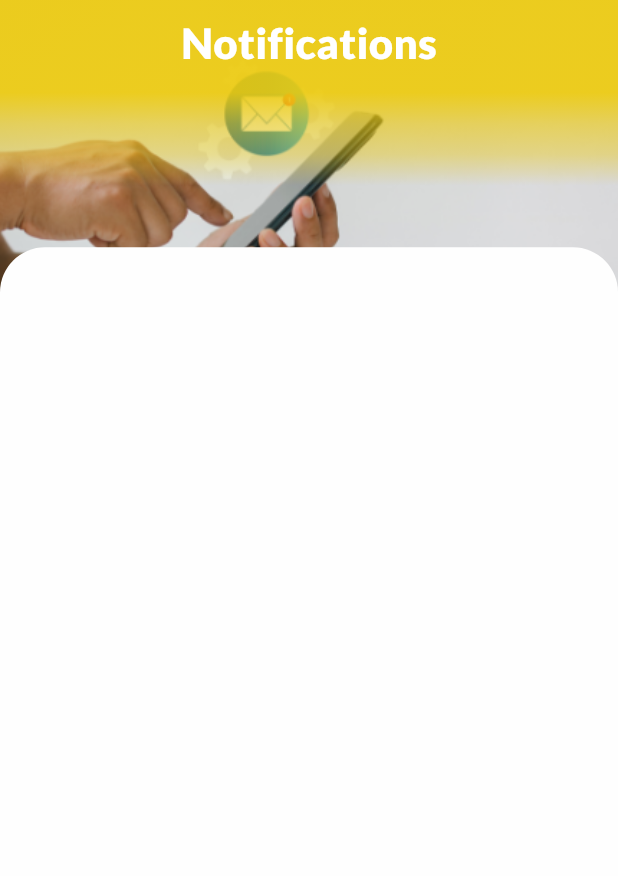
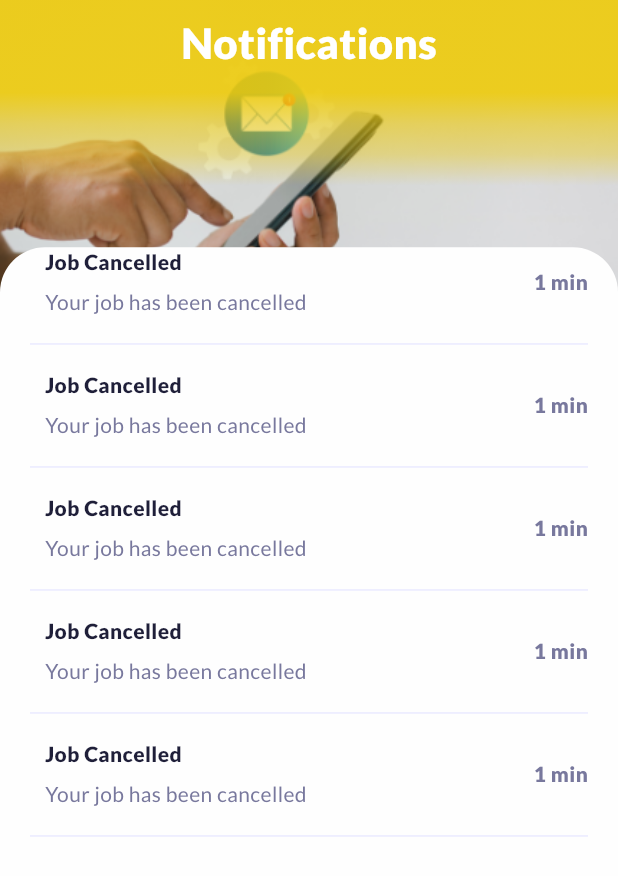
Before and after one commit to in2uitions/ding-done, a Flutter app: the InboxPage screen opened directly, on a phone screen of 412 x 824 dp. Shown: the top 876 px of the screen. Run offline on Flutter 3.47's test engine with Material 3 defaults, Android fonts, the phone set to English and light mode, and no system bars; our stand-ins replace audioplayers, carousel_slider, date_picker_timeline, file_picker, flutter_dotenv, flutter_image_compress and 17 more; missing offline and left inert: flutter_pdfview, flutter_stripe, location_picker_flutter_map, map_location_picker, ml_card_scanner, onboarding and 1 more; accounts and stored records are empty; network calls fail; project files that could hold a hidden picture were left out.

Commit message:
ui fixes

```diff
--- a/lib/view/inbox_page/inbox_page.dart
+++ b/lib/view/inbox_page/inbox_page.dart
@@ -1,7 +1,7 @@
 import 'package:dingdone/res/app_context_extension.dart';
 import 'package:dingdone/res/fonts/styles_manager.dart';
+import 'package:dingdone/view/widgets/inbox_page/notification_widget.dart';
 import 'package:flutter/material.dart';
-import 'package:flutter_svg/flutter_svg.dart';
 import 'package:flutter_translate/flutter_translate.dart';
 
 class InboxPage extends StatefulWidget {
@@ -135,10 +135,17 @@ class _InboxPageState extends State<InboxPage> {
                 ),
                 child: ListView.builder(
                   controller: scrollController,
-                  itemCount: 1,
+                  itemCount: 5,
                   itemBuilder: (BuildContext context, int index) {
                     return Column(
-                      children: [],
+                      children: [
+                        NotificationWidget(
+                          title: 'Job Cancelled',
+                          message: 'Your job has been cancelled',
+                          time: '1 min',
+                          onTap: () {},
+                        ),
+                      ],
                     );
                   },
                 ),
--- a/lib/view/widgets/home_page/categories.dart
+++ b/lib/view/widgets/home_page/categories.dart
@@ -29,12 +29,10 @@ class _CategoriesWidgetState extends State<CategoriesWidget> {
     super.initState();
     getLanguage();
     // Provider.of<CategoriesViewModel>(context, listen: false).sortCategories(widget.servicesViewModel.searchBody["search_services"]);
-
   }
 
   getLanguage() async {
     lang = await AppPreferences().get(key: dblang, isModel: false);
-
   }
 
   @override
@@ -48,7 +46,9 @@ class _CategoriesWidgetState extends State<CategoriesWidget> {
             Align(
               alignment: Alignment.centerLeft,
               child: Padding(
-                padding: EdgeInsets.only(left:context.appValues.appPadding.p20,top: context.appValues.appPadding.p10),
+                padding: EdgeInsets.only(
+                    left: context.appValues.appPadding.p20,
+                    top: context.appValues.appPadding.p10),
                 child: InkWell(
                   child: SvgPicture.asset('assets/img/back.svg'),
                   onTap: () {
@@ -60,30 +60,32 @@ class _CategoriesWidgetState extends State<CategoriesWidget> {
             SizedBox(
               width: context.appValues.appSizePercent.w100,
               height: context.appValues.appSizePercent.h70,
-              child:  GridView.builder(
+              child: GridView.builder(
                 gridDelegate: SliverGridDelegateWithFixedCrossAxisCount(
                   crossAxisCount: 3, // Number of items in each row
                   crossAxisSpacing: 4, // Spacing between items horizontally
                   mainAxisSpacing: 4, // Spacing between items vertically
                   childAspectRatio: 1, // Aspect ratio of each grid item
                 ),
-                padding:   EdgeInsets.fromLTRB(
+                padding: EdgeInsets.fromLTRB(
                   context.appValues.appPadding.p10,
                   context.appValues.appPadding.p10,
                   context.appValues.appPadding.p0,
                   context.appValues.appPadding.p10,
                 ),
-                physics: NeverScrollableScrollPhysics(), // Disable grid view scrolling
+                physics:
+                    NeverScrollableScrollPhysics(), // Disable grid view scrolling
                 shrinkWrap: true, // Wrap content inside the Column
                 itemCount: categoriesViewModel.categoriesList.length,
                 itemBuilder: (BuildContext context, int index) {
-                  return
-                  Padding(
+                  return Padding(
                     padding: EdgeInsets.only(
-                        left: context.appValues.appPadding.p5,right:context.appValues.appPadding.p5 ),
+                        left: context.appValues.appPadding.p5,
+                        right: context.appValues.appPadding.p5),
                     child: buildServiceWidget(
                         categoriesViewModel.categoriesList[index],
-                        categoriesViewModel,index),
+                        categoriesViewModel,
+                        index),
                   );
                 },
               ),
@@ -97,9 +99,9 @@ class _CategoriesWidgetState extends State<CategoriesWidget> {
   }
 
   Widget buildServiceWidget(
-      dynamic service, CategoriesViewModel categoriesViewModel,var index) {
-    if(lang==null){
-      lang="en-US";
+      dynamic service, CategoriesViewModel categoriesViewModel, var index) {
+    if (lang == null) {
+      lang = "en-US";
     }
     Map<String, dynamic>? services;
     Map<String, dynamic>? parentServices;
@@ -112,8 +114,8 @@ class _CategoriesWidgetState extends State<CategoriesWidget> {
       }
       // }
     }
-    for (Map<String, dynamic> translationParent
-        in service["class"]["translations"]) {
+    for (Map<String, dynamic> translationParent in service["class"]
+        ["translations"]) {
       if (translationParent["languages_code"] == lang) {
         parentServices = translationParent;
         break; // Break the loop once the translation is found
@@ -128,9 +130,7 @@ class _CategoriesWidgetState extends State<CategoriesWidget> {
                     .toString()
                     .toLowerCase() ==
                 parentServices?["title"].toString().toLowerCase()
-
-        ?
-    Padding(
+        ? Padding(
             padding: EdgeInsets.only(
               top: context.appValues.appPadding.p10,
               bottom: context.appValues.appPadding.p10,
@@ -142,16 +142,21 @@ class _CategoriesWidgetState extends State<CategoriesWidget> {
                 decoration: BoxDecoration(
                   boxShadow: [
                     BoxShadow(
-                color: widget.servicesViewModel.searchBody["search_services"]
+                      color: widget.servicesViewModel
+                                      .searchBody["search_services"]
                                       .toString()
                                       .toLowerCase() ==
                                   services?["title"].toString().toLowerCase() ||
-                        widget.servicesViewModel.searchBody["search_services"]
+                              widget.servicesViewModel
+                                      .searchBody["search_services"]
                                       .toString()
                                       .toLowerCase() ==
-                            parentServices?["title"].toString().toLowerCase()
+                                  parentServices?["title"]
+                                      .toString()
+                                      .toLowerCase()
                           ? const Color(0xffF2CA74).withOpacity(0.5)
-                    : widget.servicesViewModel.searchBody["search_services"] ==
+                          : widget.servicesViewModel
+                                          .searchBody["search_services"] ==
                                       '' ||
                                   widget.servicesViewModel
                                           .searchBody["search_services"] ==
@@ -173,7 +178,8 @@ class _CategoriesWidgetState extends State<CategoriesWidget> {
                                   .toLowerCase() ==
                               parentServices?["title"].toString().toLowerCase()
                       ? const Color(0xffF3D347)
-                : widget.servicesViewModel.searchBody["search_services"] ==
+                      : widget.servicesViewModel
+                                      .searchBody["search_services"] ==
                                   '' ||
                               widget.servicesViewModel
                                       .searchBody["search_services"] ==
@@ -198,27 +204,40 @@ class _CategoriesWidgetState extends State<CategoriesWidget> {
                                             topRight: Radius.circular(150),
                                             bottomRight: Radius.circular(20),
                                           ),
-                              child: SvgPicture.network('${context.resources.image.networkImagePath2}/${service["image"]}',
+                                          child: SvgPicture.network(
+                                            '${context.resources.image.networkImagePath2}/${service["image"]}',
                                             colorFilter: ColorFilter.mode(
-                                  widget.servicesViewModel.searchBody["search_services"]
+                                              widget
+                                                              .servicesViewModel
+                                                              .searchBody[
+                                                                  "search_services"]
                                                               .toString()
                                                               .toLowerCase() ==
                                                           services?["title"]
                                                               .toString()
                                                               .toLowerCase() ||
-                                      widget.servicesViewModel.searchBody["search_services"]
+                                                      widget
+                                                              .servicesViewModel
+                                                              .searchBody[
+                                                                  "search_services"]
                                                               .toString()
                                                               .toLowerCase() ==
-                                          parentServices?["title"]
+                                                          parentServices?[
+                                                                  "title"]
                                                               .toString()
                                                               .toLowerCase()
                                                   ? const Color(0xffDDB504)
-                                      : widget.servicesViewModel.searchBody["search_services"] ==
+                                                  : widget.servicesViewModel
+                                                                      .searchBody[
+                                                                  "search_services"] ==
                                                               '' ||
-                                      widget.servicesViewModel.searchBody["search_services"] ==
+                                                          widget.servicesViewModel
+                                                                      .searchBody[
+                                                                  "search_services"] ==
                                                               null
                                                       ? const Color(0xffDDB504)
-                                      : Color.fromARGB(255, 124, 124, 124),
+                                                      : Color.fromARGB(
+                                                          255, 124, 124, 124),
                                               BlendMode.srcIn,
                                             ),
                                             width: 111.36,
@@ -231,10 +250,14 @@ class _CategoriesWidgetState extends State<CategoriesWidget> {
                                             bottomRight: Radius.circular(20),
                                           ),
                                           child: Container(
-                                width: context.appValues.appSizePercent.w20,
-                                height: context.appValues.appSizePercent.h5,
+                                            width: context
+                                                .appValues.appSizePercent.w20,
+                                            height: context
+                                                .appValues.appSizePercent.h5,
                                             decoration: BoxDecoration(
-                                  borderRadius: const BorderRadius.all(Radius.circular(20)),
+                                              borderRadius:
+                                                  const BorderRadius.all(
+                                                      Radius.circular(20)),
                                               image: DecorationImage(
                                                 image: NetworkImage(
                                                   service.image != null
@@ -250,6 +273,30 @@ class _CategoriesWidgetState extends State<CategoriesWidget> {
                               ],
                             ),
                           ),
+                          // Positioned(
+                          //   bottom: 0,
+                          //   child: Padding(
+                          //     padding: EdgeInsets.only(
+                          //       left: context.appValues.appPadding.p20,
+                          //       bottom: context.appValues.appPadding.p20,
+                          //     ),
+                          //     child: Column(
+                          //       crossAxisAlignment: CrossAxisAlignment.center,
+                          //       children: [
+                          //         Text(
+                          //           services?["title"] ?? '',
+                          //           textAlign: TextAlign.center,
+                          //           maxLines: 2,
+                          //           overflow: TextOverflow.ellipsis,
+                          //           style: getPrimaryBoldStyle(
+                          //             fontSize: 16,
+                          //             color: context.resources.color.colorWhite,
+                          //           ),
+                          //         ),
+                          //       ],
+                          //     ),
+                          //   ),
+                          // ),
                           Positioned(
                             bottom: 0,
                             child: Padding(
@@ -258,37 +305,13 @@ class _CategoriesWidgetState extends State<CategoriesWidget> {
                                 bottom: context.appValues.appPadding.p20,
                               ),
                               child: Column(
-                          crossAxisAlignment: CrossAxisAlignment.center,
-                          children: [
-                            Text(
-                              services?["title"] ?? '',
-                              textAlign: TextAlign.center,
-                              maxLines: 2,
-                              overflow: TextOverflow.ellipsis,
-                              style: getPrimaryBoldStyle(
-                                fontSize: 16,
-                                color: context.resources.color.colorWhite,
-                              ),
-                            ),
-                          ],
-                        ),
-                      ),
-                    ),
-
-                    Positioned(
-                      bottom: 0,
-                      child: Padding(
-                        padding: EdgeInsets.only(
-                          left: context.appValues.appPadding.p20,
-                          bottom: context.appValues.appPadding.p20,
-                        ),
-                        child: Column(
-                          crossAxisAlignment: CrossAxisAlignment.center,
+                                crossAxisAlignment: CrossAxisAlignment.start,
                                 children: [
                                   Padding(
                                     padding: const EdgeInsets.only(bottom: 20),
                                     child: service["image"] != null
-                                  ? SvgPicture.network('${context.resources.image.networkImagePath2}/${service["image"]}',
+                                        ? SvgPicture.network(
+                                            '${context.resources.image.networkImagePath2}/${service["image"]}',
                                             colorFilter: const ColorFilter.mode(
                                               Colors.white,
                                               BlendMode.srcIn,
@@ -297,8 +320,10 @@ class _CategoriesWidgetState extends State<CategoriesWidget> {
                                             height: 40,
                                           )
                                         : Container(
-                                width: context.appValues.appSizePercent.w20,
-                                height: context.appValues.appSizePercent.h5,
+                                            width: context
+                                                .appValues.appSizePercent.w20,
+                                            height: context
+                                                .appValues.appSizePercent.h5,
                                             decoration: BoxDecoration(
                                               image: DecorationImage(
                                                 image: NetworkImage(
@@ -315,39 +340,45 @@ class _CategoriesWidgetState extends State<CategoriesWidget> {
                                             ),
                                           ),
                                   ),
-                            Text(
+                                  SizedBox(
+                                    width: context.appValues.appSizePercent.w23,
+                                    child: Text(
                                       services?["title"] ?? '',
-                              textAlign: TextAlign.center,
+                                      textAlign: TextAlign.start,
                                       maxLines: 2,
                                       overflow: TextOverflow.ellipsis,
                                       style: getPrimaryBoldStyle(
                                         fontSize: 16,
-                                color: context.resources.color.colorWhite,
+                                        color:
+                                            context.resources.color.colorWhite,
+                                      ),
                                     ),
                                   ),
                                 ],
                               ),
                             ),
                           ),
-
                         ],
                       ),
               ),
               onTap: () {
-          widget.servicesViewModel
-              .filterData(index: 'search_services', value: services?["title"]);
+                widget.servicesViewModel.filterData(
+                    index: 'search_services', value: services?["title"]);
                 widget.servicesViewModel
                     .setParentCategory('${parentServices?["title"]}');
                 debugPrint('search filter ${services?["title"]}');
                 Navigator.of(context).push(_createRoute(
-            CategoriesScreen(categoriesViewModel: categoriesViewModel,initialTabIndex: index,serviceViewModel: widget.servicesViewModel,),
+                  CategoriesScreen(
+                    categoriesViewModel: categoriesViewModel,
+                    initialTabIndex: index,
+                    serviceViewModel: widget.servicesViewModel,
+                  ),
                 ));
                 categoriesViewModel.sortCategories(services?["title"]);
               },
-
             ),
-    ) :
-    Container();
+          )
+        : Container();
   }
 }
 
--- /dev/null
+++ b/lib/view/widgets/inbox_page/notification_widget.dart
@@ -0,0 +1,137 @@
+import 'package:dingdone/res/app_context_extension.dart';
+import 'package:dingdone/res/fonts/styles_manager.dart';
+import 'package:flutter/material.dart';
+import 'package:gap/gap.dart';
+
+class NotificationWidget extends StatelessWidget {
+  NotificationWidget({
+    super.key,
+    required this.title,
+    required this.message,
+    required this.time,
+    required this.onTap,
+  });
+
+  String title, message, time;
+  dynamic onTap;
+
+  @override
+  Widget build(BuildContext context) {
+    return Padding(
+      padding: EdgeInsets.symmetric(
+        horizontal: context.appValues.appPadding.p20,
+      ),
+      child: Column(
+        children: [
+          InkWell(
+            onTap: onTap,
+            child: Row(
+              mainAxisAlignment: MainAxisAlignment.spaceBetween,
+              children: [
+                Row(
+                  children: [
+                    // Stack(
+                    //   children: [
+                    //     Container(
+                    //       width: 76,
+                    //       height: 76,
+                    //       decoration: const BoxDecoration(
+                    //         borderRadius: BorderRadius.only(
+                    //           bottomLeft:
+                    //               Radius.circular(50),
+                    //           bottomRight:
+                    //               Radius.circular(50),
+                    //           topRight: Radius.circular(50),
+                    //         ),
+                    //         image: DecorationImage(
+                    //             image: NetworkImage(
+                    //               'https://t3.ftcdn.net/jpg/06/07/84/82/240_F_607848231_w5iFN4tMmtI2woJjMh7Q8mGvgARnzHgQ.jpg',
+                    //             ),
+                    //             fit: BoxFit.cover),
+                    //       ),
+                    //     ),
+                    //     Positioned(
+                    //       top: 7,
+                    //       left: 7,
+                    //       child: Container(
+                    //         width: 8,
+                    //         height: 8,
+                    //         decoration: BoxDecoration(
+                    //           color:
+                    //               const Color(0xff583EF2),
+                    //           borderRadius:
+                    //               BorderRadius.circular(50),
+                    //         ),
+                    //       ),
+                    //     ),
+                    //   ],
+                    // ),
+                    const Gap(10),
+                    Column(
+                      crossAxisAlignment: CrossAxisAlignment.start,
+                      children: [
+                        Text(
+                          title,
+                          style: getPrimaryBoldStyle(
+                            fontSize: 14,
+                            color: const Color(0xff1F1F39),
+                          ),
+                        ),
+                        const Gap(7),
+                        Text(
+                          message,
+                          style: getPrimaryRegularStyle(
+                            fontSize: 14,
+                            color: const Color(0xff78789D),
+                          ),
+                        ),
+                      ],
+                    ),
+                  ],
+                ),
+                Column(
+                  crossAxisAlignment: CrossAxisAlignment.start,
+                  children: [
+                    Text(
+                      time,
+                      style: getPrimaryBoldStyle(
+                        fontSize: 14,
+                        color: const Color(0xff78789D),
+                      ),
+                    ),
+                    // const Gap(7),
+                    // Container(
+                    //   width: 25,
+                    //   height: 26,
+                    //   decoration: const BoxDecoration(
+                    //     color: Color(0xff6E6BE8),
+                    //     borderRadius: BorderRadius.only(
+                    //       topRight: Radius.circular(50),
+                    //       bottomLeft: Radius.circular(50),
+                    //       bottomRight: Radius.circular(50),
+                    //     ),
+                    //   ),
+                    //   child: Center(
+                    //     child: Text(
+                    //       '1',
+                    //       style: getPrimaryBoldStyle(
+                    //         fontSize: 11,
+                    //         color: context.resources.color.colorWhite,
+                    //       ),
+                    //     ),
+                    //   ),
+                    // ),
+                  ],
+                ),
+              ],
+            ),
+          ),
+          const Divider(
+            color: Color(0xffEAEAFF),
+            height: 35,
+          ),
+        ],
+      ),
+    );
+  }
+}
```
Also changed, not shown: 1 other file. Lines whose indentation alone changed are shown as unchanged.
